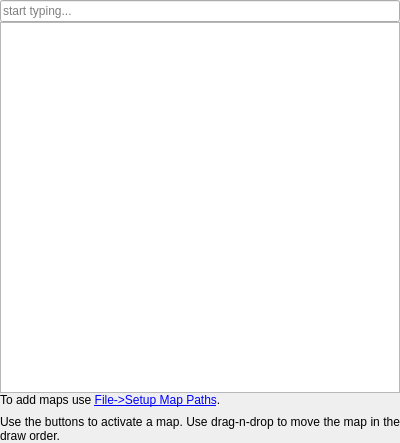
Qt form src/qmapshack/map/IMapList.ui (Maproom/qmapshack) before a commit.
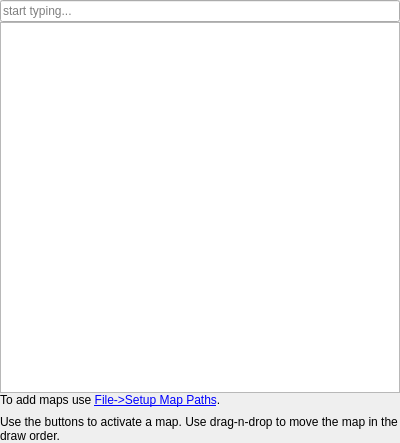
The same form after that commit. Icons and pictures are not drawn. Custom widgets are drawn as their Qt base class.

Commit message: [QMS-1330] Help blocks: same margins and alignment in all docks

What changed in the file:
```diff
--- a/src/qmapshack/map/IMapList.ui
+++ b/src/qmapshack/map/IMapList.ui
@@ -106,7 +106,7 @@
          <string>Use the buttons to activate a map. Use drag-n-drop to move the map in the draw order. </string>
         </property>
         <property name="alignment">
-         <set>Qt::AlignmentFlag::AlignJustify|Qt::AlignmentFlag::AlignVCenter</set>
+         <set>Qt::AlignmentFlag::AlignLeading|Qt::AlignmentFlag::AlignLeft|Qt::AlignmentFlag::AlignTop</set>
         </property>
         <property name="wordWrap">
          <bool>true</bool>
```
Left out of the diff: 2 changed lines with no effect on the pictures. The commit also changes 3 other files.
